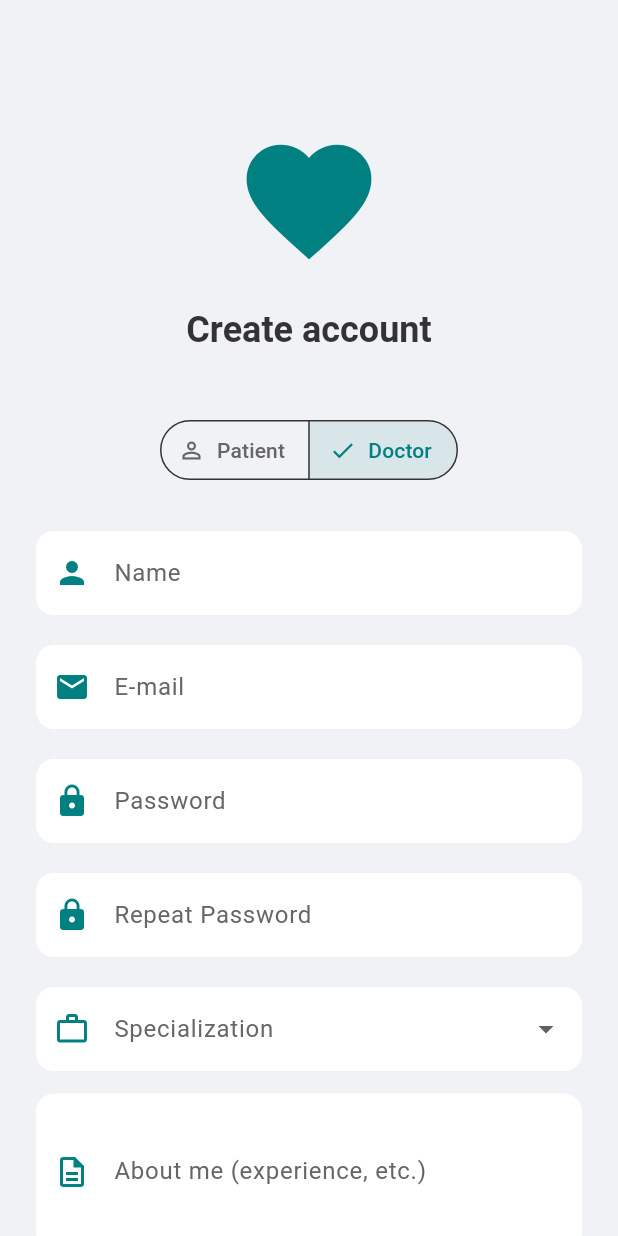
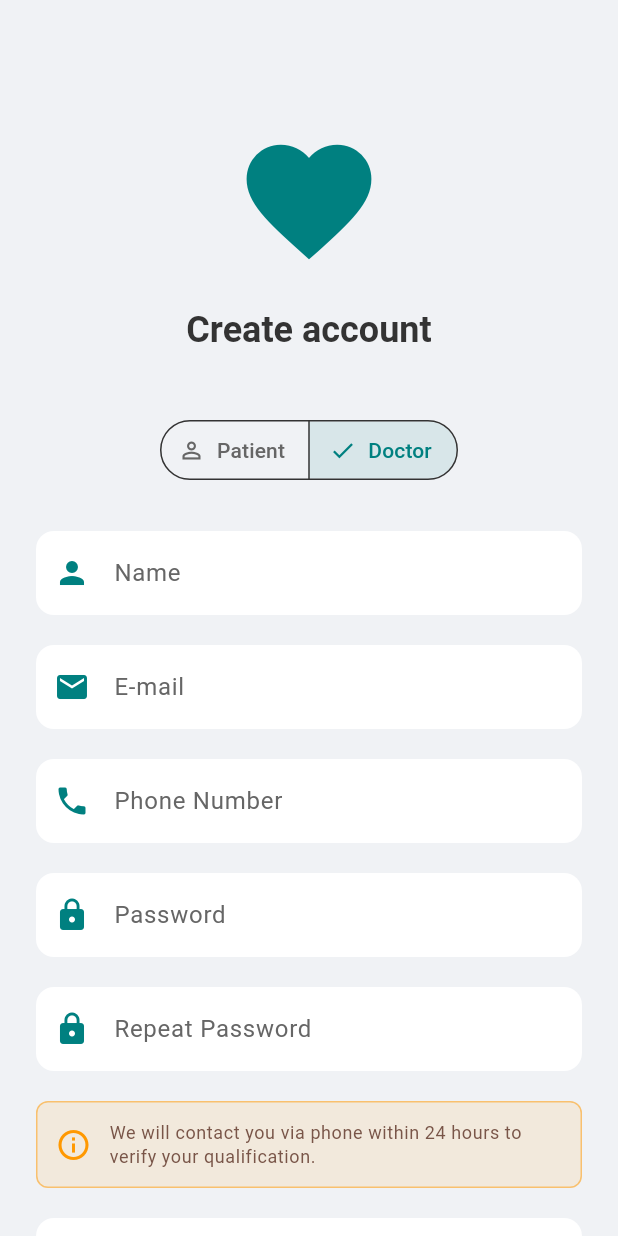
Before and after one commit to kolyasiquez/health_app, a Flutter app: the RegistrationScreen screen opened by its route, after a tap on "Doctor", on a phone screen of 412 x 824 dp. Run offline on Flutter 3.47's test engine with Material 3 defaults, Android fonts, the phone set to English and light mode, and no system bars; our stand-ins replace cloud_firestore, firebase_auth, firebase_core, flutter_dotenv, table_calendar; accounts and stored records are empty.

Commit message:
I think registration with phone number works

```diff
--- a/lib/screens/admin/admin_dashboard_screen.dart
+++ b/lib/screens/admin/admin_dashboard_screen.dart
@@ -187,6 +187,8 @@ class _AdminDashboardScreenState extends State<AdminDashboardScreen> {
                         children: [
                           Text(data['name'] ?? 'No name', style: theme.textTheme.titleMedium),
                           Text(data['email'] ?? 'No email', style: theme.textTheme.bodyMedium),
+                          Text(data['phoneNumber'] ?? 'No phone number', style: theme.textTheme.bodyMedium),
+                          Text(data['specialization'] ?? 'No specialization', style: theme.textTheme.bodyMedium)
                         ],
                       ),
                     ),
--- a/lib/screens/auth/auth_service.dart
+++ b/lib/screens/auth/auth_service.dart
@@ -1,21 +1,20 @@
-// lib/screens/auth/auth_service.dart
-
 import 'dart:developer';
 import 'package:firebase_auth/firebase_auth.dart';
-import '../../services/api_service.dart';
+import 'package:health_app/services/api_service.dart';
 
 class AuthService {
   final _auth = FirebaseAuth.instance;
   final ApiService _apiService = ApiService();
 
-  // 🚀 ОНОВЛЕНО: Додано параметр specialization
+  // 🚀 ОНОВЛЕНО: Додано параметр phoneNumber як обов'язковий
   Future<User?> createUserWithEmailAndPassword(
       String email,
       String password,
       String name,
       UserRole role, {
+        required String phoneNumber, // 👈 ОБОВ'ЯЗКОВИЙ
         String? bio,
-        String? specialization, // 👈 ПРИЙМАЄМО ТУТ
+        String? specialization,
       }) async {
     try {
       if (role == UserRole.admin) {
@@ -27,14 +26,15 @@ class AuthService {
       final user = cred.user;
 
       if (user != null) {
-        // 🚀 ПЕРЕДАЄМО ДАЛІ В API SERVICE
+        // 🚀 ПЕРЕДАЄМО phoneNumber ДАЛІ В API SERVICE
         await _apiService.createUserDocument(
           user.uid,
           email,
           name,
+          phoneNumber, // 👈 ПЕРЕДАЄМО ТУТ
           role,
           bio: bio,
-          specialization: specialization, // 👈 ПЕРЕДАЄМО ТУТ
+          specialization: specialization,
         );
       }
       return user;
--- a/lib/screens/auth/registration_screen.dart
+++ b/lib/screens/auth/registration_screen.dart
@@ -1,10 +1,8 @@
-// lib/screens/auth/registration_screen.dart
-
 import 'dart:developer';
 import 'package:flutter/material.dart';
 import 'package:health_app/screens/auth/auth_service.dart';
-import 'package:health_app/services/api_service.dart'; // Для UserRole
-import 'package:health_app/constants/constants.dart'; // 🚀 ІМПОРТУЄМО СПИСОК
+import 'package:health_app/services/api_service.dart';
+import 'package:health_app/constants/constants.dart';
 
 class RegistrationScreen extends StatefulWidget {
   const RegistrationScreen({super.key});
@@ -18,12 +16,13 @@ class _RegistrationScreenState extends State<RegistrationScreen> {
 
   final _nameController = TextEditingController();
   final _emailController = TextEditingController();
+  final _phoneController = TextEditingController(); // 🚀 Контролер для телефону
   final _passwordController = TextEditingController();
   final _confirmPasswordController = TextEditingController();
   final _bioController = TextEditingController();
 
   UserRole _selectedRole = UserRole.patient;
-  String? _selectedSpecialization; // Зберігаємо вибір тут
+  String? _selectedSpecialization;
 
   bool _isLoading = false;
 
@@ -31,6 +30,7 @@ class _RegistrationScreenState extends State<RegistrationScreen> {
   void dispose() {
     _nameController.dispose();
     _emailController.dispose();
+    _phoneController.dispose();
     _passwordController.dispose();
     _confirmPasswordController.dispose();
     _bioController.dispose();
@@ -88,18 +88,32 @@ class _RegistrationScreenState extends State<RegistrationScreen> {
 
               const SizedBox(height: 30),
 
-              // --- Стандартні поля ---
+              // --- Стандартні поля для ВСІХ ---
               TextField(
                 controller: _nameController,
                 decoration: const InputDecoration(labelText: 'Name', prefixIcon: Icon(Icons.person)),
               ),
               const SizedBox(height: 20),
+
               TextField(
                 controller: _emailController,
                 keyboardType: TextInputType.emailAddress,
                 decoration: const InputDecoration(labelText: 'E-mail', prefixIcon: Icon(Icons.email)),
               ),
               const SizedBox(height: 20),
+
+              // 🚀 ПОЛЕ ТЕЛЕФОНУ (Тепер для всіх)
+              TextField(
+                controller: _phoneController,
+                keyboardType: TextInputType.phone,
+                decoration: const InputDecoration(
+                    labelText: 'Phone Number',
+                    prefixIcon: Icon(Icons.phone),
+                    hintText: '+380...'
+                ),
+              ),
+              const SizedBox(height: 20),
+
               TextField(
                 controller: _passwordController,
                 obscureText: true,
@@ -112,14 +126,36 @@ class _RegistrationScreenState extends State<RegistrationScreen> {
                 decoration: const InputDecoration(labelText: 'Repeat Password', prefixIcon: Icon(Icons.lock)),
               ),
 
-              // --- БЛОК ДЛЯ ЛІКАРЯ (З'являється при виборі ролі) ---
+              // --- БЛОК ДЛЯ ЛІКАРЯ (Додатковий) ---
               AnimatedCrossFade(
                 duration: const Duration(milliseconds: 300),
                 firstChild: Column(
                   children: [
                     const SizedBox(height: 20),
 
-                    // 🚀 Випадаючий список (бере дані з constants.dart)
+                    // Інформаційна картка про дзвінок
+                    Container(
+                      padding: const EdgeInsets.all(12),
+                      decoration: BoxDecoration(
+                        color: Colors.orange.withOpacity(0.1),
+                        borderRadius: BorderRadius.circular(8),
+                        border: Border.all(color: Colors.orange.withOpacity(0.5)),
+                      ),
+                      child: Row(
+                        children: [
+                          const Icon(Icons.info_outline, color: Colors.orange),
+                          const SizedBox(width: 12),
+                          Expanded(
+                            child: Text(
+                              'We will contact you via phone within 24 hours to verify your qualification.',
+                              style: theme.textTheme.bodySmall?.copyWith(color: Colors.brown),
+                            ),
+                          ),
+                        ],
+                      ),
+                    ),
+                    const SizedBox(height: 20),
+
                     DropdownButtonFormField<String>(
                       decoration: const InputDecoration(
                         labelText: 'Specialization',
@@ -174,12 +210,21 @@ class _RegistrationScreenState extends State<RegistrationScreen> {
   }
 
   _signup() async {
+    // 1. Перевірка паролів
     if (_passwordController.text != _confirmPasswordController.text) {
       ScaffoldMessenger.of(context).showSnackBar(const SnackBar(content: Text('Passwords do not match.')));
       return;
     }
 
-    // Валідація лікаря
+    // 2. Перевірка загальних полів (Ім'я, пошта, ТЕЛЕФОН)
+    if (_nameController.text.trim().isEmpty ||
+        _emailController.text.trim().isEmpty ||
+        _phoneController.text.trim().isEmpty) { // 🚀 Перевірка телефону для всіх
+      ScaffoldMessenger.of(context).showSnackBar(const SnackBar(content: Text('Please fill in all fields (Name, Email, Phone).')));
+      return;
+    }
+
+    // 3. Додаткова перевірка для лікаря
     if (_selectedRole == UserRole.doctor) {
       if (_selectedSpecialization == null) {
         ScaffoldMessenger.of(context).showSnackBar(const SnackBar(content: Text('Please select a specialization.')));
@@ -199,7 +244,7 @@ class _RegistrationScreenState extends State<RegistrationScreen> {
         _passwordController.text,
         _nameController.text.trim(),
         _selectedRole,
-        // Передаємо дані далі
+        phoneNumber: _phoneController.text.trim(), // 🚀 Передаємо телефон
         bio: _selectedRole == UserRole.doctor ? _bioController.text.trim() : null,
         specialization: _selectedRole == UserRole.doctor ? _selectedSpecialization : null,
       );
--- a/lib/services/api_service.dart
+++ b/lib/services/api_service.dart
@@ -1,5 +1,3 @@
-// lib/services/api_service.dart
-
 import 'dart:developer';
 import 'package:cloud_firestore/cloud_firestore.dart';
 import 'package:firebase_auth/firebase_auth.dart';
@@ -36,14 +34,15 @@ class ApiService {
     }
   }
 
-  // 🚀 ОНОВЛЕНО: Додано параметр specialization
+  // 🚀 ОНОВЛЕНО: phoneNumber тепер обов'язковий аргумент
   Future<void> createUserDocument(
       String uid,
       String email,
       String name,
+      String phoneNumber, // 👈 Новий параметр
       UserRole role, {
         String? bio,
-        String? specialization, // 👈 НОВИЙ ПАРАМЕТР
+        String? specialization,
       }) async {
 
     String defaultAvatarPath;
@@ -68,13 +67,14 @@ class ApiService {
     final userData = {
       'email': email,
       'name': name,
+      'phoneNumber': phoneNumber, // 👈 Записуємо в базу
       'createdAt': FieldValue.serverTimestamp(),
       'avatarUrl': defaultAvatarPath,
       'age': null,
       'role': documentRole,
       // 🚀 Зберігаємо біо і спеціалізацію ТІЛЬКИ для лікарів
       'bio': (role == UserRole.doctor) ? bio : null,
-      'specialization': (role == UserRole.doctor) ? specialization : null, // 👈 ЗБЕРЕЖЕННЯ
+      'specialization': (role == UserRole.doctor) ? specialization : null,
       'licenseUrl': null,
     };
 
```
